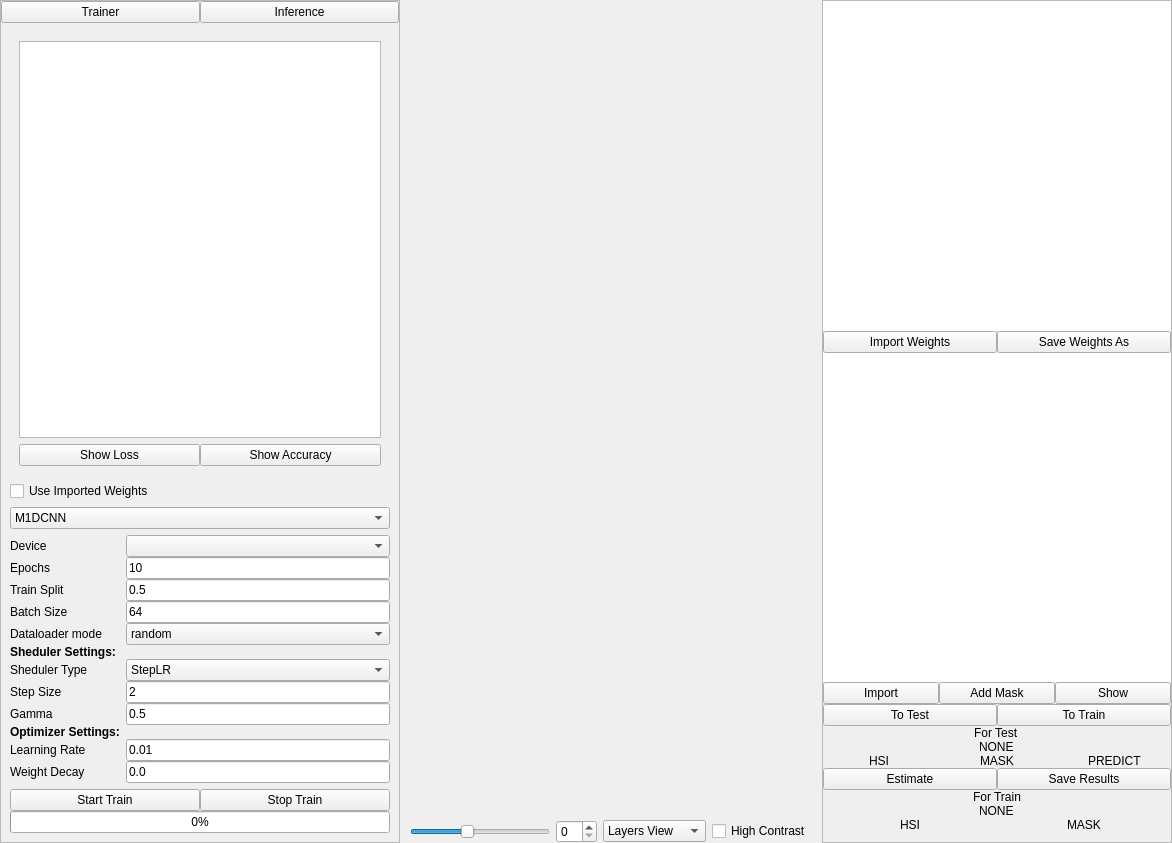
This is gui/mac_trainer.ui in OpenHSL/OpenHSL as Qt 5 draws it before an edit. The edited form follows.
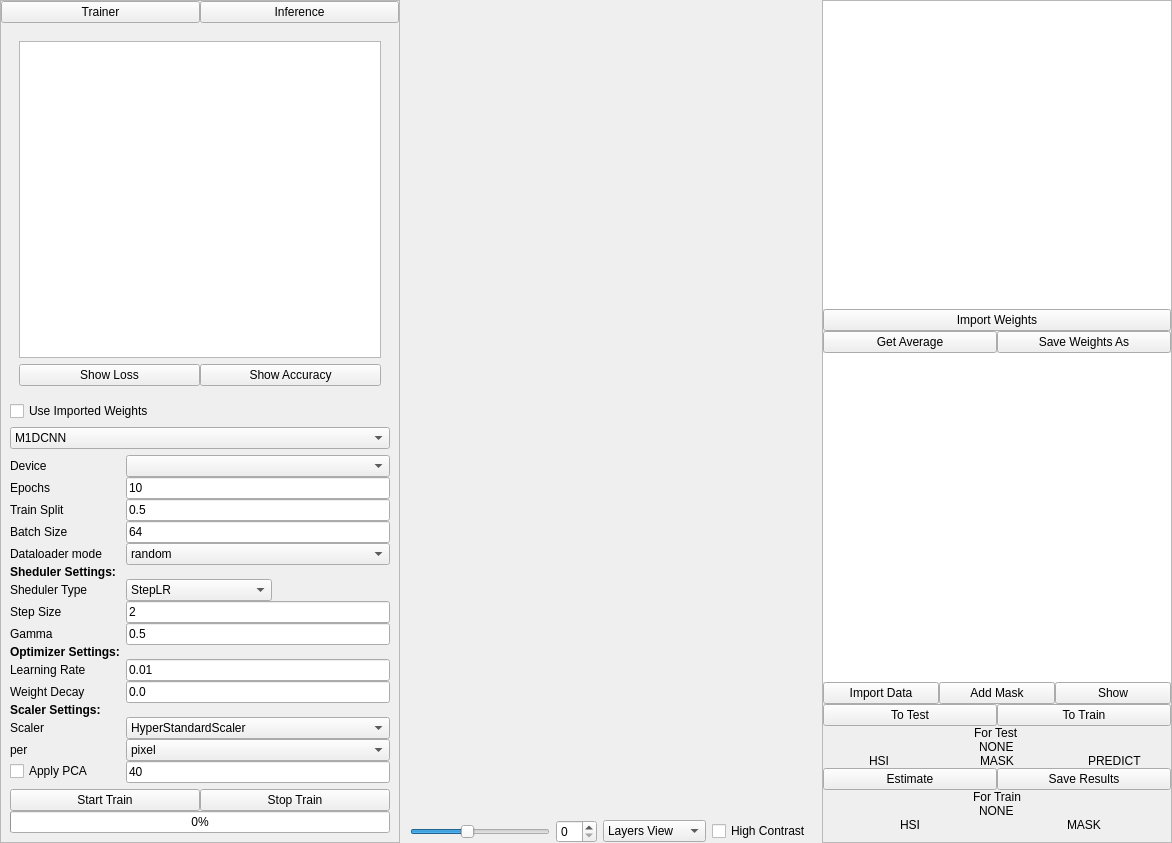
This is the edited form. The open tabs and pages were chosen to show the change. Custom widgets are drawn as their Qt base class.

```diff
--- a/gui/mac_trainer.ui
+++ b/gui/mac_trainer.ui
@@ -489,7 +489,14 @@
                </widget>
               </item>
               <item row="1" column="1">
-               <widget class="QComboBox" name="device_box2"/>
+               <widget class="QComboBox" name="device_box2">
+                <property name="sizePolicy">
+                 <sizepolicy hsizetype="Expanding" vsizetype="Fixed">
+                  <horstretch>0</horstretch>
+                  <verstretch>0</verstretch>
+                 </sizepolicy>
+                </property>
+               </widget>
               </item>
               <item row="2" column="0">
                <widget class="QLabel" name="label_18">
@@ -542,6 +549,12 @@
               </item>
               <item row="5" column="1">
                <widget class="QComboBox" name="dataloader_mode_edit">
+                <property name="sizePolicy">
+                 <sizepolicy hsizetype="Expanding" vsizetype="Fixed">
+                  <horstretch>0</horstretch>
+                  <verstretch>0</verstretch>
+                 </sizepolicy>
+                </property>
                 <item>
                  <property name="text">
                   <string>random</string>
@@ -581,6 +594,12 @@
               </item>
               <item row="7" column="1">
                <widget class="QComboBox" name="scheduler_type_edit">
+                <property name="sizePolicy">
+                 <sizepolicy hsizetype="Maximum" vsizetype="Fixed">
+                  <horstretch>0</horstretch>
+                  <verstretch>0</verstretch>
+                 </sizepolicy>
+                </property>
                 <item>
                  <property name="text">
                   <string>StepLR</string>
@@ -672,6 +691,84 @@
                 </property>
                </widget>
               </item>
+              <item row="13" column="0">
+               <widget class="QLabel" name="label_9">
+                <property name="font">
+                 <font>
+                  <weight>75</weight>
+                  <bold>true</bold>
+                 </font>
+                </property>
+                <property name="text">
+                 <string>Scaler Settings:</string>
+                </property>
+               </widget>
+              </item>
+              <item row="14" column="0">
+               <widget class="QLabel" name="label_10">
+                <property name="text">
+                 <string>Scaler</string>
+                </property>
+               </widget>
+              </item>
+              <item row="15" column="0">
+               <widget class="QLabel" name="label_11">
+                <property name="text">
+                 <string>per</string>
+                </property>
+               </widget>
+              </item>
+              <item row="14" column="1">
+               <widget class="QComboBox" name="scaler_edit">
+                <property name="sizePolicy">
+                 <sizepolicy hsizetype="Expanding" vsizetype="Fixed">
+                  <horstretch>0</horstretch>
+                  <verstretch>0</verstretch>
+                 </sizepolicy>
+                </property>
+                <item>
+                 <property name="text">
+                  <string>HyperStandardScaler</string>
+                 </property>
+                </item>
+                <item>
+                 <property name="text">
+                  <string>HyperMinMaxScaler</string>
+                 </property>
+                </item>
+               </widget>
+              </item>
+              <item row="15" column="1">
+               <widget class="QComboBox" name="per_edit">
+                <item>
+                 <property name="text">
+                  <string>pixel</string>
+                 </property>
+                </item>
+                <item>
+                 <property name="text">
+                  <string>band</string>
+                 </property>
+                </item>
+               </widget>
+              </item>
+              <item row="16" column="0">
+               <widget class="QCheckBox" name="apply_pca_check">
+                <property name="text">
+                 <string>Apply PCA</string>
+                </property>
+               </widget>
+              </item>
+              <item row="16" column="1">
+               <widget class="QLineEdit" name="pca_value_edit">
+                <property name="enabled">
+                 <bool>true</bool>
+                </property>
+                <property name="text">
+                 <string>40</string>
+                </property>
+               </widget>
+              </item>
              </layout>
             </widget>
            </item>
@@ -958,21 +1055,14 @@
            <number>0</number>
           </property>
           <item>
-           <widget class="QListWidget" name="list_of_models">
-            <property name="frameShape">
-             <enum>QFrame::NoFrame</enum>
-            </property>
-           </widget>
-          </item>
-          <item>
-           <widget class="QFrame" name="frame_12">
+           <widget class="QFrame" name="frame_5">
             <property name="frameShape">
              <enum>QFrame::NoFrame</enum>
             </property>
             <property name="frameShadow">
              <enum>QFrame::Raised</enum>
             </property>
-            <layout class="QHBoxLayout" name="horizontalLayout_12">
+            <layout class="QVBoxLayout" name="verticalLayout_14">
              <property name="spacing">
               <number>0</number>
              </property>
@@ -988,6 +1078,13 @@
              <property name="bottomMargin">
               <number>0</number>
              </property>
+             <item>
+              <widget class="QListWidget" name="list_of_models">
+               <property name="frameShape">
+                <enum>QFrame::NoFrame</enum>
+               </property>
+              </widget>
+             </item>
              <item>
               <widget class="QPushButton" name="browse_weight_for_inference_btn">
                <property name="text">
@@ -995,6 +1092,40 @@
                </property>
               </widget>
              </item>
+            </layout>
+           </widget>
+          </item>
+          <item>
+           <widget class="QFrame" name="frame_12">
+            <property name="frameShape">
+             <enum>QFrame::NoFrame</enum>
+            </property>
+            <property name="frameShadow">
+             <enum>QFrame::Raised</enum>
+            </property>
+            <layout class="QHBoxLayout" name="horizontalLayout_12">
+             <property name="spacing">
+              <number>0</number>
+             </property>
+             <property name="leftMargin">
+              <number>0</number>
+             </property>
+             <property name="topMargin">
+              <number>0</number>
+             </property>
+             <property name="rightMargin">
+              <number>0</number>
+             </property>
+             <property name="bottomMargin">
+              <number>0</number>
+             </property>
+             <item>
+              <widget class="QPushButton" name="get_average_btn">
+               <property name="text">
+                <string>Get Average</string>
+               </property>
+              </widget>
+             </item>
              <item>
               <widget class="QPushButton" name="save_model_btn">
                <property name="text">
@@ -1039,7 +1170,7 @@
              <item>
               <widget class="QPushButton" name="import_data_btn">
                <property name="text">
-                <string>Import</string>
+                <string>Import Data</string>
                </property>
               </widget>
              </item>
```
Left out of the diff: 96 changed lines with no effect on the pictures.
